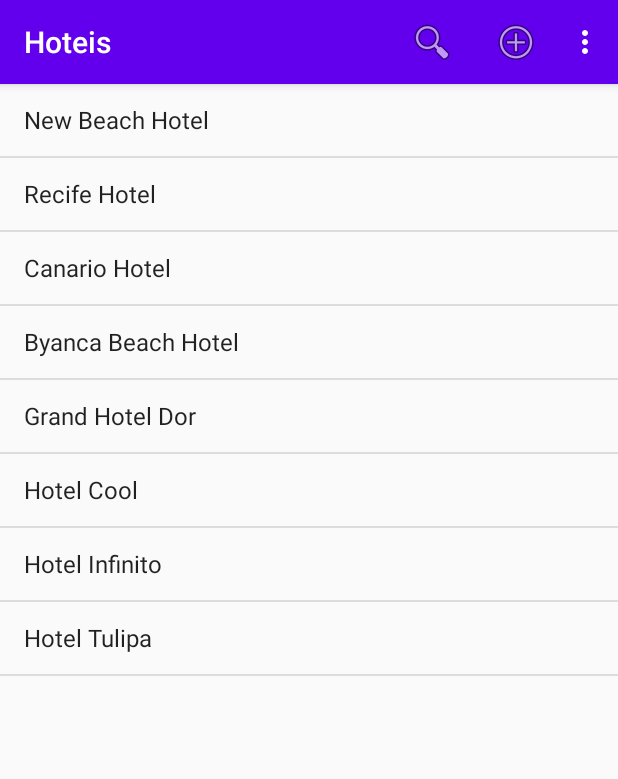
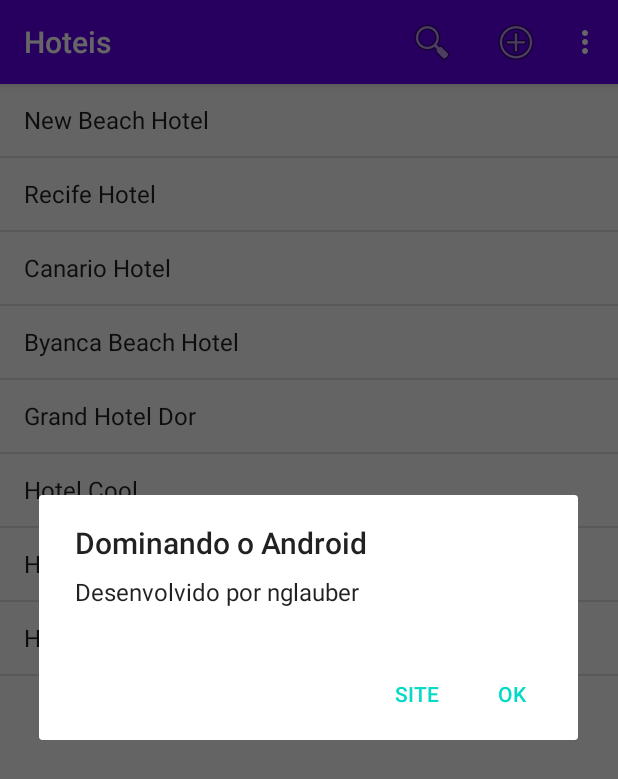
Before and after one commit to jdaibello/hoteis, an Android app: the screen it shows after launch (HotelActivity), in the options menu, after a tap on "Info", on a phone screen of 412 x 824 dp. Shown: the top 779 px of the screen. Run offline under Robolectric (Android 15) with nearby library versions, the phone set to English and light mode, and no system bars.

Commit message:
Implementando AlertDialog e DialogFragment

```diff
--- /dev/null
+++ b/app/src/main/java/dominando/android/hoteis/AboutDialogFragment.kt
@@ -0,0 +1,27 @@
+package dominando.android.hoteis
+
+import android.app.Dialog
+import android.content.DialogInterface
+import android.content.Intent
+import android.net.Uri
+import android.os.Bundle
+import androidx.appcompat.app.AlertDialog
+import androidx.fragment.app.DialogFragment
+
+class AboutDialogFragment : DialogFragment() {
+    override fun onCreateDialog(savedInstanceState: Bundle?): Dialog {
+        val listener = DialogInterface.OnClickListener { _, i ->
+            if (i == DialogInterface.BUTTON_NEGATIVE) {
+                val intent = Intent(Intent.ACTION_VIEW,
+                    Uri.parse("http://www.nglauber.com.br"))
+                startActivity(intent)
+            }
+        }
+        return AlertDialog.Builder(requireContext())
+            .setTitle(R.string.about_title)
+            .setMessage(R.string.about_message)
+            .setPositiveButton(android.R.string.ok, null)
+            .setNegativeButton(R.string.about_button_site, listener)
+            .create()
+    }
+}
--- a/app/src/main/java/dominando/android/hoteis/HotelActivity.kt
+++ b/app/src/main/java/dominando/android/hoteis/HotelActivity.kt
@@ -52,6 +52,10 @@ class HotelActivity : AppCompatActivity(), HotelListFragment.OnHotelClickListene
     }
 
     override fun onOptionsItemSelected(item: MenuItem): Boolean {
+        when (item.itemId) {
+            R.id.action_info ->
+                AboutDialogFragment().show(supportFragmentManager, "sobre")
+        }
         return super.onOptionsItemSelected(item)
     }
 
--- a/app/src/main/res/values/strings.xml
+++ b/app/src/main/res/values/strings.xml
@@ -7,4 +7,8 @@
     <string name="action_new_hotel">Novo Hotel</string>
     <string name="action_info">Info</string>
     <string name="hint_search">Procurar por Hotel</string>
+
+    <string name="about_title">Dominando o Android</string>
+    <string name="about_message">Desenvolvido por nglauber</string>
+    <string name="about_button_site">Site</string>
 </resources>
```
